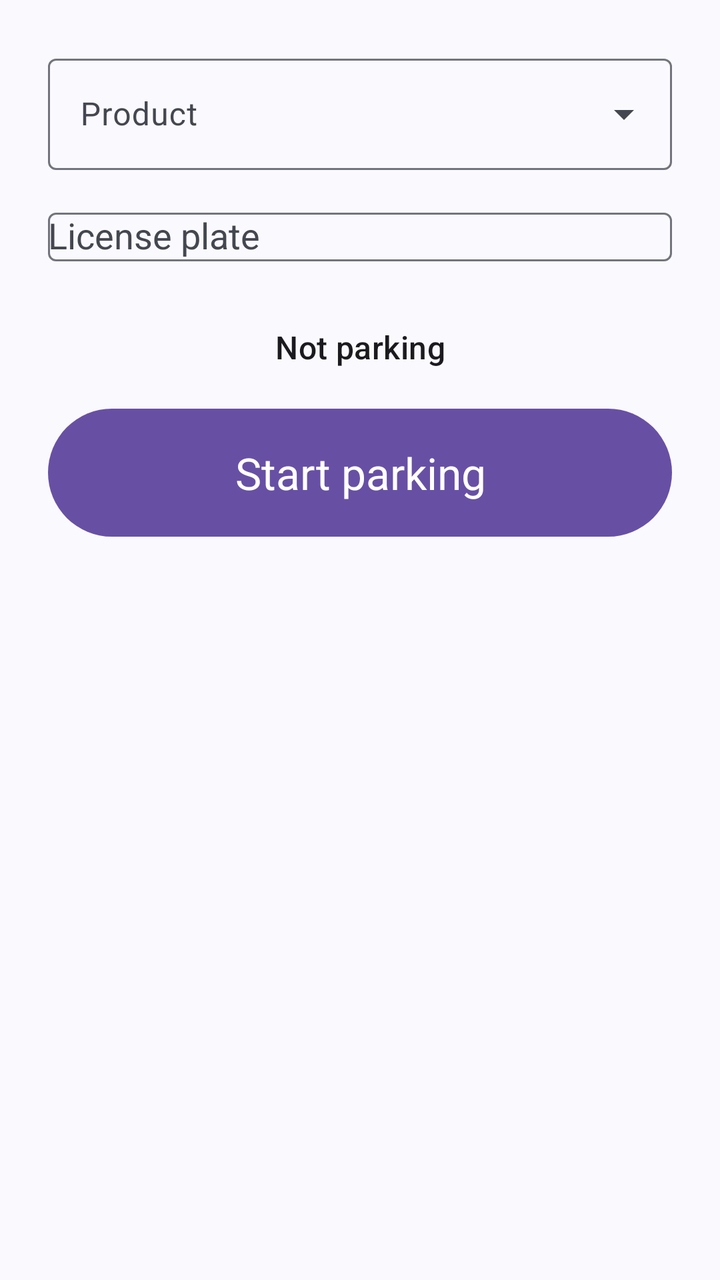
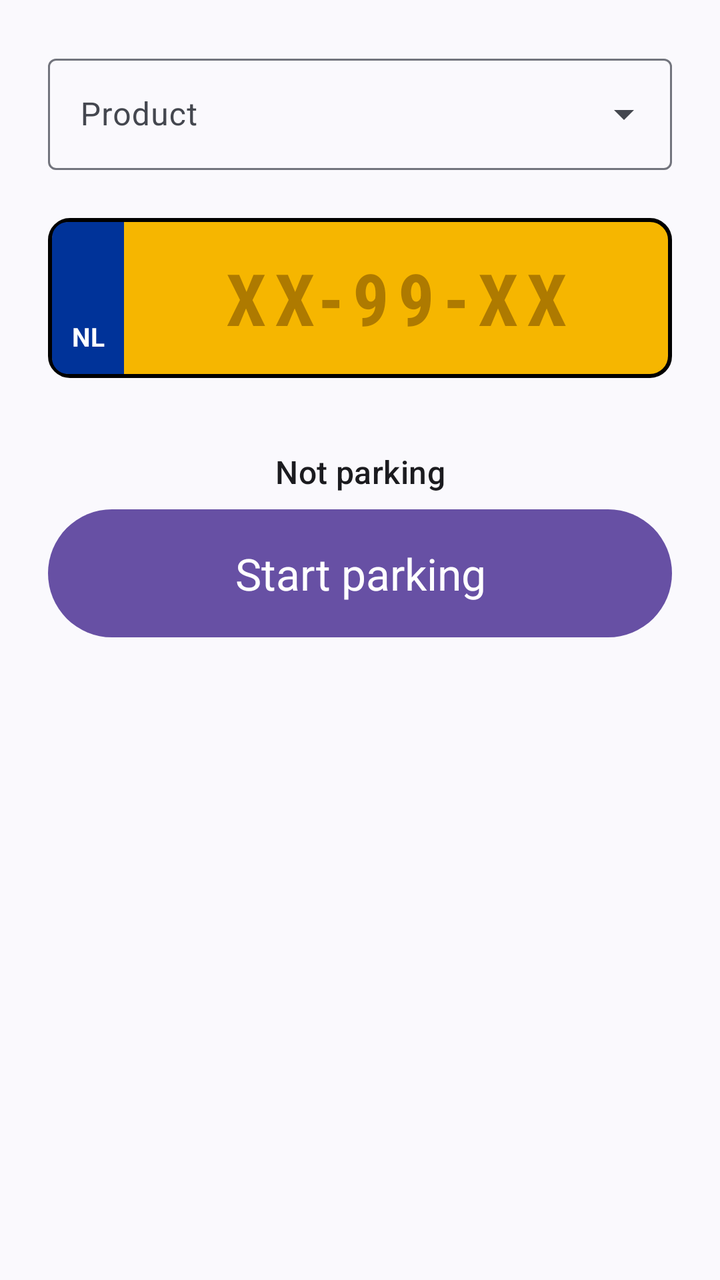

Two renders of the same Android screen: before a commit and after it. Below are the layout's source before the change and the commit's diff.
<!-- AndroidManifest.xml: application theme Theme.App -->
<!-- res/layout/activity_main.xml -->
<?xml version="1.0" encoding="utf-8"?>
<ScrollView
    xmlns:android="http://schemas.android.com/apk/res/android"
    xmlns:app="http://schemas.android.com/apk/res-auto"
    android:layout_width="match_parent"
    android:layout_height="match_parent"
    android:fillViewport="true">

    <LinearLayout
        android:layout_width="match_parent"
        android:layout_height="wrap_content"
        android:orientation="vertical"
        android:padding="24dp">

        <com.google.android.material.textfield.TextInputLayout
            android:id="@+id/productLayout"
            style="@style/Widget.Material3.TextInputLayout.OutlinedBox.ExposedDropdownMenu"
            android:layout_width="match_parent"
            android:layout_height="wrap_content"
            android:layout_marginBottom="16dp"
            android:hint="@string/product">

            <com.google.android.material.textfield.MaterialAutoCompleteTextView
                android:id="@+id/productDropdown"
                android:layout_width="match_parent"
                android:layout_height="wrap_content"
                android:inputType="none"/>
        </com.google.android.material.textfield.TextInputLayout>

        <com.google.android.material.textfield.TextInputLayout
            android:id="@+id/plateLayout"
            style="@style/Widget.Material3.TextInputLayout.OutlinedBox"
            android:layout_width="match_parent"
            android:layout_height="wrap_content"
            android:layout_marginBottom="8dp"
            android:hint="@string/license_plate">

            <com.google.android.material.textfield.MaterialAutoCompleteTextView
                android:id="@+id/plateInput"
                android:layout_width="match_parent"
                android:layout_height="wrap_content"
                android:inputType="textCapCharacters|textNoSuggestions"/>
        </com.google.android.material.textfield.TextInputLayout>

        <HorizontalScrollView
            android:layout_width="match_parent"
            android:layout_height="wrap_content"
            android:layout_marginBottom="24dp"
            android:scrollbars="none">

            <com.google.android.material.chip.ChipGroup
                android:id="@+id/plateChips"
                android:layout_width="wrap_content"
                android:layout_height="wrap_content"
                app:singleLine="true"
                app:singleSelection="true"/>
        </HorizontalScrollView>

        <TextView
            android:id="@+id/statusText"
            android:layout_width="match_parent"
            android:layout_height="wrap_content"
            android:layout_marginBottom="16dp"
            android:gravity="center"
            android:text="@string/status_idle"
            android:textAppearance="?attr/textAppearanceTitleMedium"/>

        <com.google.android.material.button.MaterialButton
            android:id="@+id/toggleButton"
            android:layout_width="match_parent"
            android:layout_height="72dp"
            android:text="@string/start_parking"
            android:textAppearance="?attr/textAppearanceTitleLarge"
            app:cornerRadius="36dp"/>

        <com.google.android.material.progressindicator.LinearProgressIndicator
            android:id="@+id/progress"
            android:layout_width="match_parent"
            android:layout_height="wrap_content"
            android:layout_marginTop="16dp"
            android:indeterminate="true"
            android:visibility="gone"/>
    </LinearLayout>
</ScrollView>
<!-- resources referenced by this layout -->
<resources>
  <string name="license_plate">License plate</string>
  <string name="product">Product</string>
  <string name="start_parking">Start parking</string>
  <string name="status_idle">Not parking</string>
  <style name="Theme.App" parent="Theme.Material3.DynamicColors.DayNight">
          <item name="colorPrimary">@color/primary</item>
          <item name="colorOnPrimary">@color/on_primary</item>
      </style>
  <color name="primary">#FF6750A4</color>
  <color name="on_primary">#FFFFFFFF</color>
</resources>

<!-- the commit's change to res/layout/activity_main.xml (unified diff, before → after) -->
@@ -17,7 +17,7 @@
             style="@style/Widget.Material3.TextInputLayout.OutlinedBox.ExposedDropdownMenu"
             android:layout_width="match_parent"
             android:layout_height="wrap_content"
-            android:layout_marginBottom="16dp"
+            android:layout_marginBottom="24dp"
             android:hint="@string/product">
 
             <com.google.android.material.textfield.MaterialAutoCompleteTextView
@@ -27,20 +27,45 @@
                 android:inputType="none"/>
         </com.google.android.material.textfield.TextInputLayout>
 
-        <com.google.android.material.textfield.TextInputLayout
-            android:id="@+id/plateLayout"
-            style="@style/Widget.Material3.TextInputLayout.OutlinedBox"
+        
+        <FrameLayout
             android:layout_width="match_parent"
-            android:layout_height="wrap_content"
-            android:layout_marginBottom="8dp"
-            android:hint="@string/license_plate">
+            android:layout_height="80dp"
+            android:layout_marginBottom="12dp">
 
             <com.google.android.material.textfield.MaterialAutoCompleteTextView
                 android:id="@+id/plateInput"
                 android:layout_width="match_parent"
-                android:layout_height="wrap_content"
-                android:inputType="textCapCharacters|textNoSuggestions"/>
-        </com.google.android.material.textfield.TextInputLayout>
+                android:layout_height="match_parent"
+                android:background="@drawable/bg_plate"
+                android:gravity="center"
+                android:hint="@string/plate_hint"
+                android:inputType="textCapCharacters|textNoSuggestions"
+                android:maxLength="8"
+                android:paddingStart="52dp"
+                android:paddingEnd="16dp"
+                android:fontFamily="sans-serif-condensed"
+                android:textStyle="bold"
+                android:letterSpacing="0.12"
+                android:textSize="36sp"
+                android:textColor="@color/plate_text"
+                android:textColorHint="@color/plate_hint"
+                android:importantForAutofill="no"/>
+
+            <TextView
+                android:layout_width="36dp"
+                android:layout_height="match_parent"
+                android:layout_marginStart="2dp"
+                android:layout_marginTop="2dp"
+                android:layout_marginBottom="2dp"
+                android:background="@drawable/bg_plate_strip"
+                android:gravity="center_horizontal|bottom"
+                android:paddingBottom="10dp"
+                android:text="@string/plate_country"
+                android:textColor="#FFFFFF"
+                android:textSize="13sp"
+                android:textStyle="bold"/>
+        </FrameLayout>
 
         <HorizontalScrollView
             android:layout_width="match_parent"
@@ -60,10 +85,19 @@
             android:id="@+id/statusText"
             android:layout_width="match_parent"
             android:layout_height="wrap_content"
-            android:layout_marginBottom="16dp"
+            android:layout_marginBottom="4dp"
             android:gravity="center"
             android:text="@string/status_idle"
             android:textAppearance="?attr/textAppearanceTitleMedium"/>
+
+        <TextView
+            android:id="@+id/balanceText"
+            android:layout_width="match_parent"
+            android:layout_height="wrap_content"
+            android:layout_marginBottom="16dp"
+            android:gravity="center"
+            android:textAppearance="?attr/textAppearanceBodyMedium"
+            android:visibility="gone"/>
 
         <com.google.android.material.button.MaterialButton
             android:id="@+id/toggleButton"
<!-- resource entries referenced after the edit -->
@@ -1,6 +1,28 @@
 <!-- resources referenced by this layout -->
 <resources>
-  <string name="license_plate">License plate</string>
+  <color name="plate_hint">#80663D00</color>
+  <color name="plate_text">#0F0F0F</color>
+  <!-- drawable bg_plate (drawable) -->
+  <?xml version="1.0" encoding="utf-8"?>
+  <shape xmlns:android="http://schemas.android.com/apk/res/android"
+      android:shape="rectangle">
+      <solid android:color="@color/plate_yellow"/>
+      <corners android:radius="10dp"/>
+      <stroke android:width="2dp" android:color="#000000"/>
+  </shape>
+  <!-- drawable bg_plate_strip (drawable) -->
+  <?xml version="1.0" encoding="utf-8"?>
+  <shape xmlns:android="http://schemas.android.com/apk/res/android"
+      android:shape="rectangle">
+      <solid android:color="@color/plate_blue"/>
+      <corners
+          android:topLeftRadius="8dp"
+          android:bottomLeftRadius="8dp"
+          android:topRightRadius="0dp"
+          android:bottomRightRadius="0dp"/>
+  </shape>
+  <string name="plate_country">NL</string>
+  <string name="plate_hint">XX-99-XX</string>
   <string name="product">Product</string>
   <string name="start_parking">Start parking</string>
   <string name="status_idle">Not parking</string>
@@ -8,6 +30,8 @@
           <item name="colorPrimary">@color/primary</item>
           <item name="colorOnPrimary">@color/on_primary</item>
       </style>
+  <color name="plate_yellow">#F6B600</color>
+  <color name="plate_blue">#003399</color>
   <color name="primary">#FF6750A4</color>
   <color name="on_primary">#FFFFFFFF</color>
 </resources>
